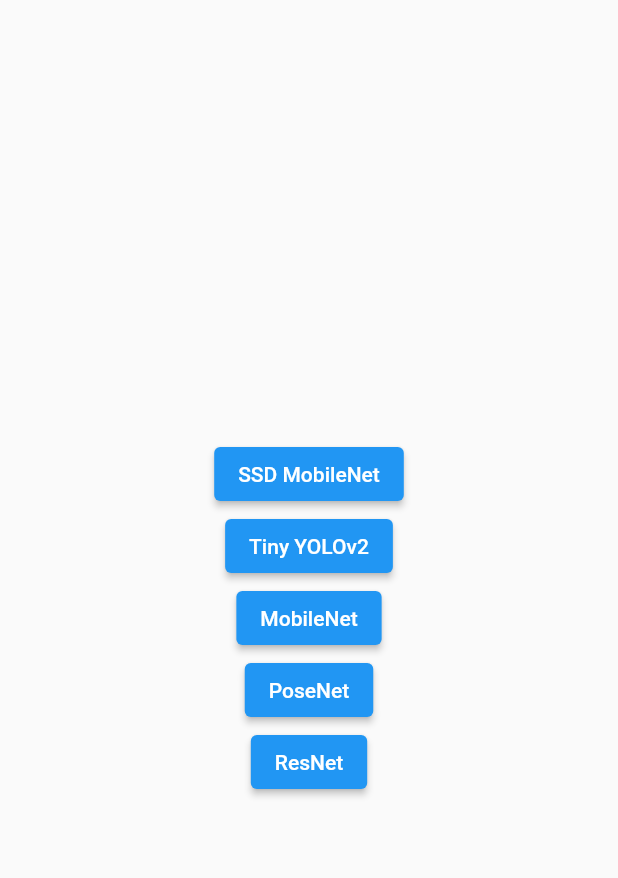
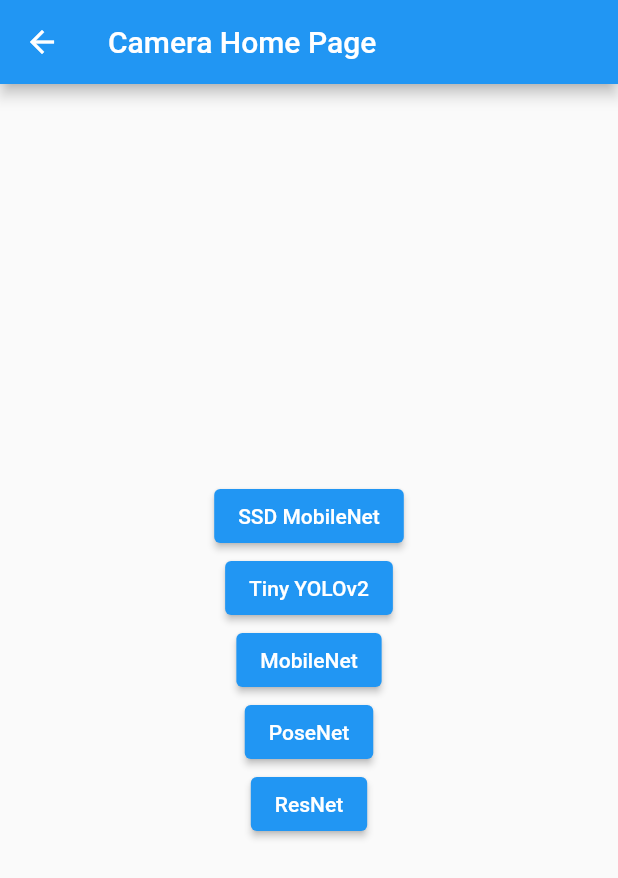
Before and after one commit to MoreMilkPerMilk/invasiveFE, a Flutter app: the screen it shows after launch, after a tap on "Camera Page", on a phone screen of 412 x 824 dp. Shown: the top 878 px of the screen. Run offline on Flutter 3.47's test engine with Material 2 defaults, Android fonts, the phone set to English and light mode, and no system bars; our stand-ins replace camera; missing offline and left inert: tflite.

Commit message:
Navigation for camera, small refactor

```diff
--- a/lib/main.dart
+++ b/lib/main.dart
@@ -1,7 +1,7 @@
 import 'dart:async';
 import 'package:flutter/material.dart';
 import 'package:camera/camera.dart';
-import 'widgets/home.dart';
+import 'widgets/cameraHome.dart';
 
 Future<void> main() async {
 
@@ -14,8 +14,6 @@ Future<void> main() async {
 
   // Get a specific camera from the list of available cameras.
   final firstCamera = cameras.first;
-
-  //runApp(MyApp());
 
   runApp(
     MaterialApp(
@@ -36,20 +34,14 @@ class MyApp extends StatelessWidget {
   @override
   Widget build(BuildContext context) {
     return MaterialApp(
-      title: 'Flutter Demo',
+      title: 'InvasiveFE',
       theme: ThemeData(
-        // This is the theme of your application.
-        //
-        // Try running your application with "flutter run". You'll see the
-        // application has a blue toolbar. Then, without quitting the app, try
-        // changing the primarySwatch below to Colors.green and then invoke
-        // "hot reload" (press "r" in the console where you ran "flutter run",
-        // or simply save your changes to "hot reload" in a Flutter IDE).
-        // Notice that the counter didn't reset back to zero; the application
-        // is not restarted.
         primarySwatch: Colors.blue,
       ),
-      home: MyHomePage(title: 'Flutter Demo Home Page', cameras: this.cameras),
+      home: MyHomePage(
+          title: 'Invasive FE Home Page',
+          cameras: this.cameras // pass in the cameras object for tflite use
+      ),
     );
   }
 }
@@ -59,15 +51,6 @@ class MyHomePage extends StatefulWidget {
 
   MyHomePage({Key? key, required this.title, this.cameras}) : super(key: key);
 
-  // This widget is the home page of your application. It is stateful, meaning
-  // that it has a State object (defined below) that contains fields that affect
-  // how it looks.
-
-  // This class is the configuration for the state. It holds the values (in this
-  // case the title) provided by the parent (in this case the App widget) and
-  // used by the build method of the State. Fields in a Widget subclass are
-  // always marked "final".
-
   final String title;
 
   @override
@@ -75,74 +58,25 @@ class MyHomePage extends StatefulWidget {
 }
 
 class _MyHomePageState extends State<MyHomePage> {
-  int _counter = 0;
-
-  void _incrementCounter() {
-    setState(() {
-      // This call to setState tells the Flutter framework that something has
-      // changed in this State, which causes it to rerun the build method below
-      // so that the display can reflect the updated values. If we changed
-      // _counter without calling setState(), then the build method would not be
-      // called again, and so nothing would appear to happen.
-      _counter++;
-    });
-  }
-
   @override
   Widget build(BuildContext context) {
-    // This method is rerun every time setState is called, for instance as done
-    // by the _incrementCounter method above.
-    //
-    // The Flutter framework has been optimized to make rerunning build methods
-    // fast, so that you can just rebuild anything that needs updating rather
-    // than having to individually change instances of widgets.
     return Scaffold(
       appBar: AppBar(
-        // Here we take the value from the MyHomePage object that was created by
-        // the App.build method, and use it to set our appbar title.
         title: Text(widget.title),
       ),
       body: Center(
-        // Center is a layout widget. It takes a single child and positions it
-        // in the middle of the parent.
         child: Column(
-          // Column is also a layout widget. It takes a list of children and
-          // arranges them vertically. By default, it sizes itself to fit its
-          // children horizontally, and tries to be as tall as its parent.
-          //
-          // Invoke "debug painting" (press "p" in the console, choose the
-          // "Toggle Debug Paint" action from the Flutter Inspector in Android
-          // Studio, or the "Toggle Debug Paint" command in Visual Studio Code)
-          // to see the wireframe for each widget.
-          //
-          // Column has various properties to control how it sizes itself and
-          // how it positions its children. Here we use mainAxisAlignment to
-          // center the children vertically; the main axis here is the vertical
-          // axis because Columns are vertical (the cross axis would be
-          // horizontal).
           mainAxisAlignment: MainAxisAlignment.center,
           children: <Widget>[
-            Text(
-              'You have pushed the button this many times:',
-            ),
-            Text(
-              '$_counter',
-              style: Theme.of(context).textTheme.headline4,
-            ),
             ElevatedButton(onPressed: () {
               print("moving to camera page");
               Navigator.push(context,
-                  MaterialPageRoute(builder: (context) => HomePage(widget.cameras))
+                  MaterialPageRoute(builder: (context) => CameraHomePage(widget.cameras))
               );
             }, child: Text("Camera Page")),
           ],
         ),
       ),
-      floatingActionButton: FloatingActionButton(
-        onPressed: _incrementCounter,
-        tooltip: 'Increment',
-        child: Icon(Icons.add),
-      ), // This trailing comma makes auto-formatting nicer for build methods.
     );
   }
 }
--- a/lib/widgets/home.dart
+++ b/lib/widgets/cameraHome.dart
@@ -7,16 +7,16 @@ import '../services/camera.dart';
 import 'bndbox.dart';
 import '../services/models.dart';
 
-class HomePage extends StatefulWidget {
+class CameraHomePage extends StatefulWidget {
   final List<CameraDescription>? cameras;
 
-  HomePage(this.cameras);
+  CameraHomePage(this.cameras);
 
   @override
-  _HomePageState createState() => new _HomePageState();
+  _CameraHomePageState createState() => new _CameraHomePageState();
 }
 
-class _HomePageState extends State<HomePage> {
+class _CameraHomePageState extends State<CameraHomePage> {
   List<dynamic>? _recognitions;
   int _imageHeight = 0;
   int _imageWidth = 0;
@@ -81,6 +81,9 @@ class _HomePageState extends State<HomePage> {
   Widget build(BuildContext context) {
     Size screen = MediaQuery.of(context).size;
     return Scaffold(
+      appBar: AppBar(
+        title: Text("Camera Home Page"),
+      ),
       body: _model == ""
           ? Center(
               child: Column(
```
Also changed, not shown: 1 other file.
